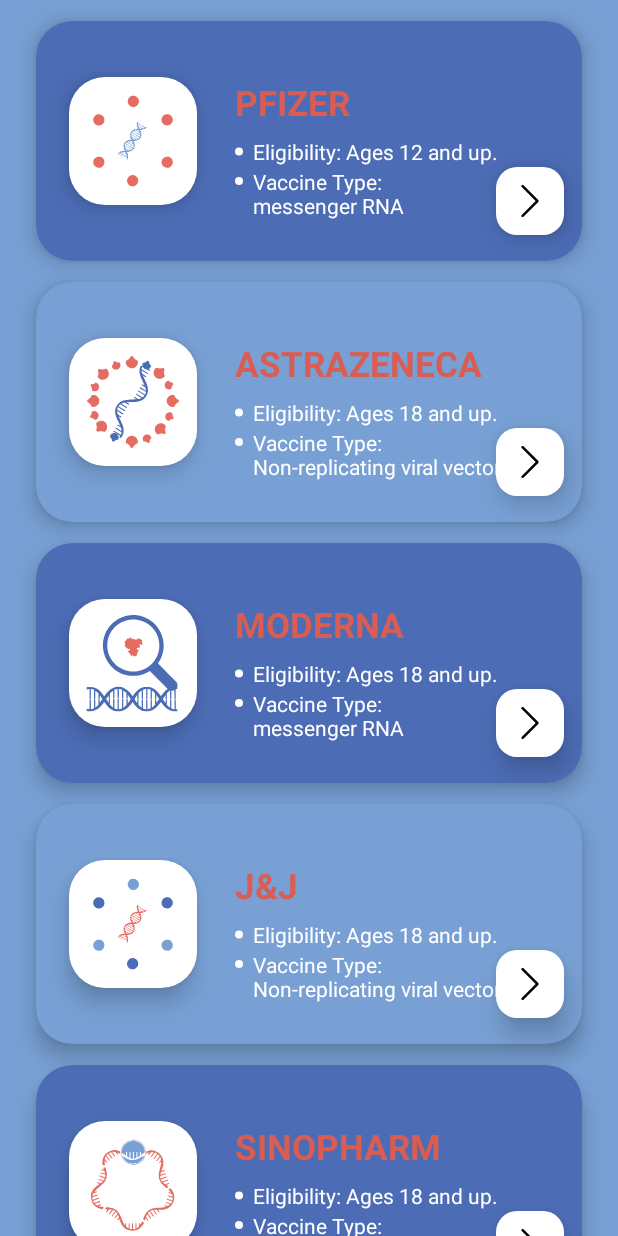
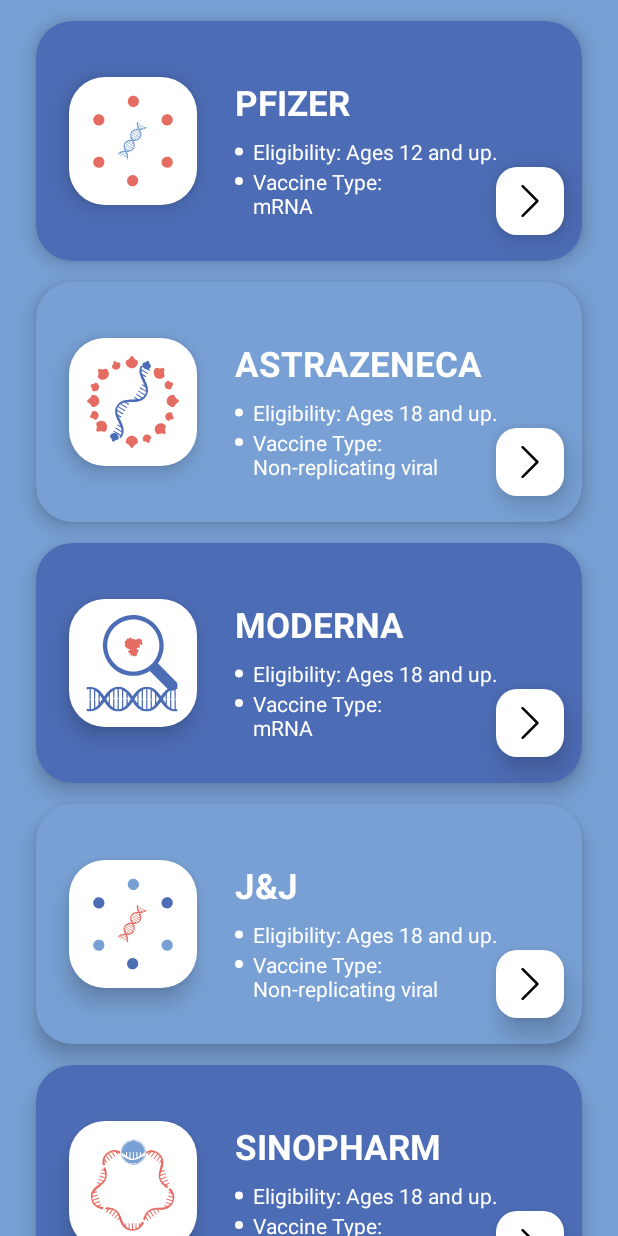
Before and after one commit to Al-Taie/Covid19Vaccine, an Android app: the fragment VaccinesFragment shown on its own in the app's theme, on a phone screen of 412 x 824 dp. Run offline under Robolectric (Android 15) with nearby library versions, the phone set to English and light mode, and no system bars; network calls fail.

Commit message:
change text color in vaccines fragment

```diff
--- a/app/src/main/res/values/strings.xml
+++ b/app/src/main/res/values/strings.xml
@@ -38,9 +38,9 @@
     <string name="eligibility_18"><li>Eligibility: Ages 18 and up</li>.</string>
     <string name="moderna">MODERNA</string>
     <string name="j_and_j"><![CDATA[J&J]]></string>
-    <string name="mrna"><li>Vaccine Type: \nmessenger RNA</li></string>
+    <string name="mrna"><li>Vaccine Type: \nmRNA</li></string>
     <string name="adenovirus_vector_vaccine"><li>Vaccine Type: \nAdenovirus vector</li></string>
-    <string name="non_replicating_viral_vector"><li>Vaccine Type: \nNon-replicating viral vector</li></string>
+    <string name="non_replicating_viral_vector"><li>Vaccine Type: \nNon-replicating viral</li></string>
     <string name="inactivated_virus"><li>Vaccine Type:\nInactivated virus</li></string>
     <string name="total_cases">MOST VACCINATED COUNTRIES </string>
     <string name="vaccine_name">Vaccine Name</string>
--- a/app/src/main/res/values/styles.xml
+++ b/app/src/main/res/values/styles.xml
@@ -23,7 +23,7 @@
         <item name="android:textSize">23sp</item>
         <item name="android:textStyle">bold</item>
         <item name="android:elevation">8.5dp</item>
-        <item name="android:textColor">#DA5D53</item>
+        <item name="android:textColor">@color/white</item>
         <item name="android:layout_width">wrap_content</item>
         <item name="android:layout_height">wrap_content</item>
     </style>
```
